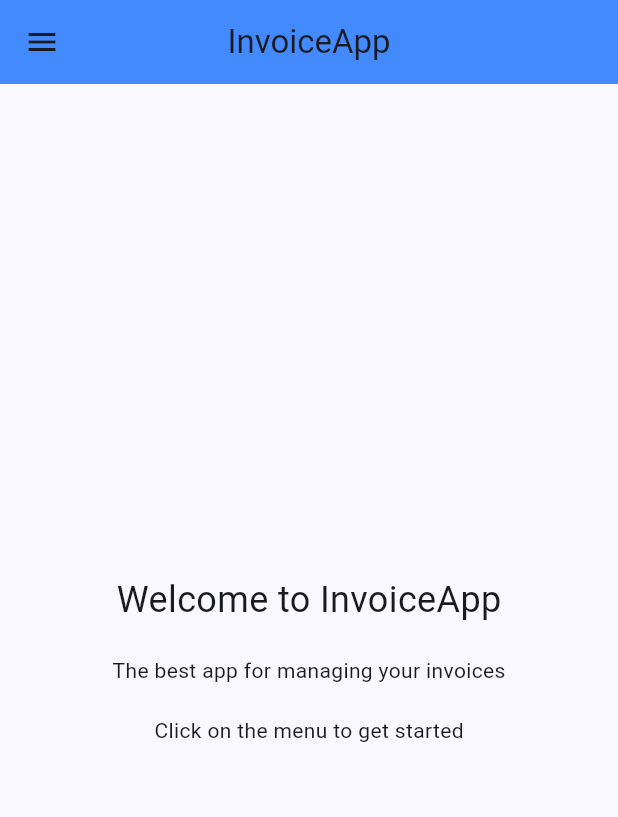
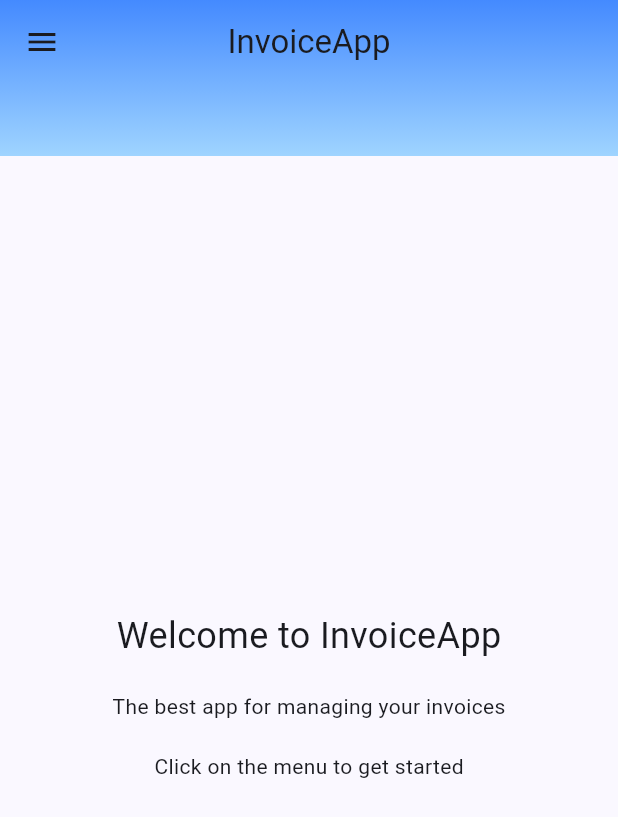
Before and after one commit to TJaskowski/InvoiceMobileApp, a Flutter app: the screen it shows after launch, on a phone screen of 412 x 824 dp. Shown: the top 817 px of the screen. Run offline on Flutter 3.47's test engine with Material 3 defaults, Android fonts, the phone set to English and light mode, and no system bars; our stand-ins replace flutter_riverpod, pdf, printing.

Commit message:
customAppBar added

```diff
--- a/lib/views/home.dart
+++ b/lib/views/home.dart
@@ -1,5 +1,5 @@
 import 'package:flutter/material.dart';
-import 'package:invoice_app_flutter/views/invoices/invoices.dart';
+import 'package:invoice_app_flutter/widgets/custom_appbar.dart';
 
 class Home extends StatelessWidget {
   const Home({super.key});
@@ -7,18 +7,26 @@ class Home extends StatelessWidget {
   @override
   Widget build(BuildContext context) {
     return Scaffold(
-      appBar: AppBar(
+      appBar: CustomAppbar(
+        title: 'InvoiceApp',
         centerTitle: true,
-        title: const Text('InvoiceApp'),
-        backgroundColor: Colors.blueAccent.shade200,
-      ),
+        bottom: PreferredSize(
+          preferredSize: const Size.fromHeight(kTextTabBarHeight),
+          child: Container()), ),
       drawer: Drawer(
         child: ListView(
           padding: EdgeInsets.zero,
           children: <Widget>[
-            const DrawerHeader(
+             DrawerHeader(
               decoration: BoxDecoration(
-                color: Colors.blueAccent,
+                 gradient: LinearGradient(
+              colors: [
+                Colors.blueAccent.shade200,
+                Color.fromARGB(255, 159, 212, 255),
+              ],
+              begin: Alignment.topCenter,
+              end: Alignment.bottomCenter,
+            ),
               ),
               child: Text('InvoiceApp'),
             ),
--- /dev/null
+++ b/lib/widgets/custom_appbar.dart
@@ -0,0 +1,59 @@
+import 'package:flutter/material.dart';
+
+class CustomAppbar extends StatelessWidget implements PreferredSizeWidget {
+  final String title;
+  final List<Widget>? actions;
+  final Widget? leading;
+  final PreferredSizeWidget? bottom;
+  final bool centerTitle;
+
+  const CustomAppbar({
+    super.key,
+    required this.title,
+    this.actions, this.leading,
+    this.bottom,
+    required this.centerTitle, });
+
+  @override
+  Widget build(BuildContext context) {
+    return PreferredSize(
+      preferredSize: const Size.fromHeight(kToolbarHeight),
+      child: AppBar(
+        centerTitle: centerTitle,
+        title: Text(title),
+        flexibleSpace: Container(
+          decoration: BoxDecoration(
+            gradient: LinearGradient(
+              colors: [
+                Colors.blueAccent.shade200,
+                Color.fromARGB(255, 159, 212, 255),
+              ],
+              begin: Alignment.topCenter,
+              end: Alignment.bottomCenter,
+            ),
+    //         boxShadow: [
+    //   BoxShadow(
+    //     color: Colors.black.withOpacity(0.2),
+    //     offset: const Offset(0, 2),
+    //     blurRadius: 8,
+    //   ),
+    // ],
+          ),
+        ),
+        actions: actions,
+        leading: leading,
+        bottom: bottom,
+        backgroundColor: Colors.transparent,
+        elevation: 0,
+
+      ),
+    );
+  }
+
+  @override
+  Size get preferredSize
+   {
+    final bottomHeight = bottom?.preferredSize.height ?? 0;
+    return Size.fromHeight(kToolbarHeight + bottomHeight);
+  }
+}
```
Also changed, not shown: lib/utilities/pdf_invoice.dart (+10 -2 lines), lib/views/clients/clients.dart (+4 -3 lines), lib/views/invoices/invoices.dart (+5 -3 lines), lib/views/products/products.dart (+4 -3 lines).
